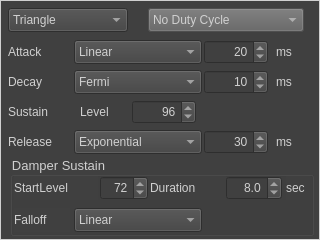
First picture: the form in qt/MelodicTimbreFrameForm.ui, repository Gaiger/ChiptuneMIDI, before the edit.
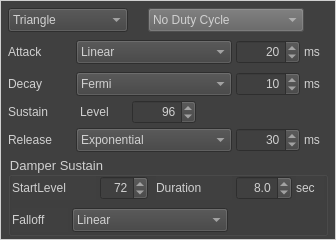
Second picture: the form after the edit.

Commit message:
fix(qt): clean up the timbre editor layout
- align the timbre list, channel node, and melodic timbre editor to the 4-pixel grid

- widen and rebalance the melodic timbre controls so labels such as Duration and sec are no longer clipped

- expand the waveform panel into the freed space

- remove the amplitude gain slider and its widget update path

- drop the TuneManager wrappers around the chiptune amplitude gain API

```diff
--- a/qt/MelodicTimbreFrameForm.ui
+++ b/qt/MelodicTimbreFrameForm.ui
@@ -6,7 +6,7 @@
    <rect>
     <x>0</x>
     <y>0</y>
-    <width>320</width>
+    <width>336</width>
     <height>240</height>
    </rect>
   </property>
@@ -109,7 +109,7 @@
   <widget class="QSpinBox" name="AttackTimeSpinBox">
    <property name="geometry">
     <rect>
-     <x>204</x>
+     <x>236</x>
      <y>40</y>
      <width>64</width>
      <height>24</height>
@@ -131,7 +131,7 @@
   <widget class="QLabel" name="msLabel">
    <property name="geometry">
     <rect>
-     <x>276</x>
+     <x>304</x>
      <y>40</y>
      <width>24</width>
      <height>24</height>
@@ -144,9 +144,9 @@
   <widget class="QComboBox" name="AttackCurveComboBox">
    <property name="geometry">
     <rect>
-     <x>74</x>
+     <x>76</x>
      <y>40</y>
-     <width>128</width>
+     <width>156</width>
      <height>24</height>
     </rect>
    </property>
@@ -187,8 +187,8 @@
   <widget class="QSpinBox" name="DecayTimeSpinBox">
    <property name="geometry">
     <rect>
-     <x>204</x>
-     <y>70</y>
+     <x>236</x>
+     <y>72</y>
      <width>64</width>
      <height>24</height>
     </rect>
@@ -209,9 +209,9 @@
   <widget class="QComboBox" name="DecayCurveComboBox">
    <property name="geometry">
     <rect>
-     <x>74</x>
-     <y>70</y>
-     <width>128</width>
+     <x>76</x>
+     <y>72</y>
+     <width>156</width>
      <height>24</height>
     </rect>
    </property>
@@ -243,7 +243,7 @@
    <property name="geometry">
     <rect>
      <x>8</x>
-     <y>70</y>
+     <y>72</y>
      <width>64</width>
      <height>24</height>
     </rect>
@@ -255,8 +255,8 @@
   <widget class="QLabel" name="msLabel_2">
    <property name="geometry">
     <rect>
-     <x>276</x>
-     <y>70</y>
+     <x>304</x>
+     <y>72</y>
      <width>24</width>
      <height>24</height>
     </rect>
@@ -294,7 +294,7 @@
    <property name="geometry">
     <rect>
      <x>8</x>
-     <y>130</y>
+     <y>128</y>
      <width>64</width>
      <height>24</height>
     </rect>
@@ -306,9 +306,9 @@
   <widget class="QComboBox" name="ReleaseCurveComboBox">
    <property name="geometry">
     <rect>
-     <x>74</x>
-     <y>130</y>
-     <width>128</width>
+     <x>76</x>
+     <y>128</y>
+     <width>156</width>
      <height>24</height>
     </rect>
    </property>
@@ -339,8 +339,8 @@
   <widget class="QSpinBox" name="ReleaseTimeSpinBox">
    <property name="geometry">
     <rect>
-     <x>204</x>
-     <y>130</y>
+     <x>236</x>
+     <y>128</y>
      <width>64</width>
      <height>24</height>
     </rect>
@@ -361,8 +361,8 @@
   <widget class="QLabel" name="msLabel_3">
    <property name="geometry">
     <rect>
-     <x>276</x>
-     <y>130</y>
+     <x>304</x>
+     <y>128</y>
      <width>24</width>
      <height>24</height>
     </rect>
@@ -400,9 +400,9 @@
   <widget class="QGroupBox" name="DamperSustainGroupBox">
    <property name="geometry">
     <rect>
-     <x>10</x>
+     <x>8</x>
      <y>156</y>
-     <width>304</width>
+     <width>320</width>
      <height>80</height>
     </rect>
    </property>
@@ -420,7 +420,7 @@
    <widget class="QDoubleSpinBox" name="DamperSustainTimeDoubleSpinBox">
     <property name="geometry">
      <rect>
-      <x>216</x>
+      <x>228</x>
       <y>20</y>
       <width>56</width>
       <height>24</height>
@@ -445,9 +445,9 @@
    <widget class="QLabel" name="SecLabel">
     <property name="geometry">
      <rect>
-      <x>276</x>
+      <x>288</x>
       <y>20</y>
-      <width>24</width>
+      <width>28</width>
       <height>24</height>
      </rect>
     </property>
@@ -458,7 +458,7 @@
    <widget class="QSpinBox" name="DamperSustainLevelSpinBox">
     <property name="geometry">
      <rect>
-      <x>90</x>
+      <x>92</x>
       <y>20</y>
       <width>48</width>
       <height>24</height>
@@ -498,7 +498,7 @@
      <rect>
       <x>64</x>
       <y>52</y>
-      <width>128</width>
+      <width>156</width>
       <height>24</height>
      </rect>
     </property>
@@ -526,7 +526,7 @@
    <widget class="QLabel" name="DurationLabel">
     <property name="geometry">
      <rect>
-      <x>140</x>
+      <x>148</x>
       <y>20</y>
       <width>76</width>
       <height>24</height>
```
The commit also changes 6 other files.
